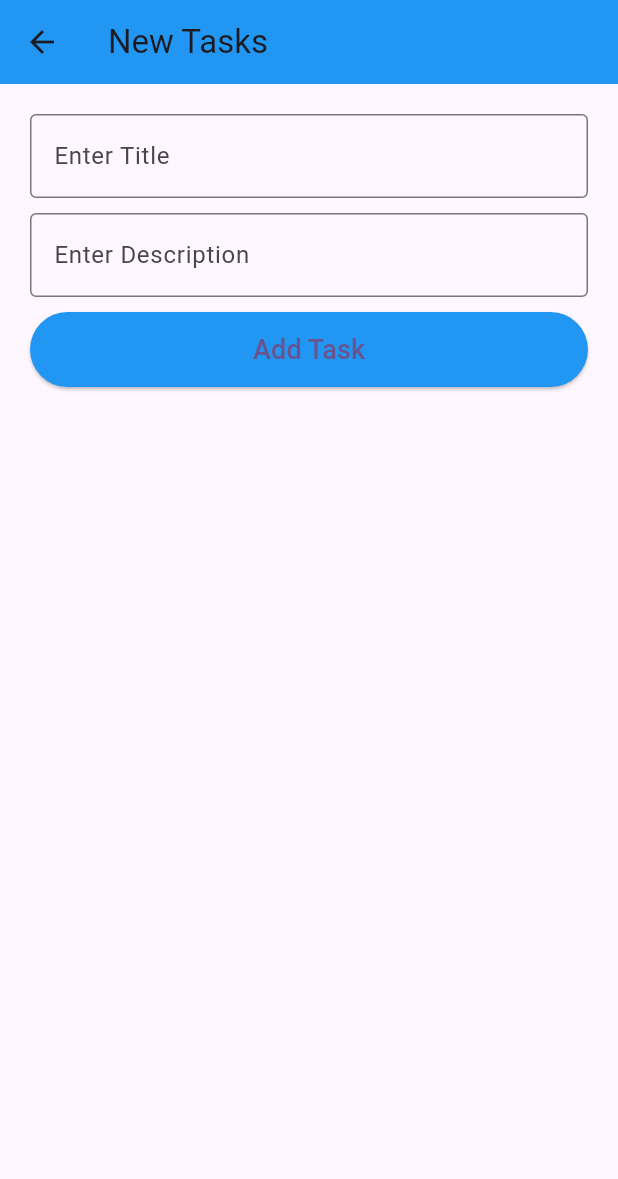
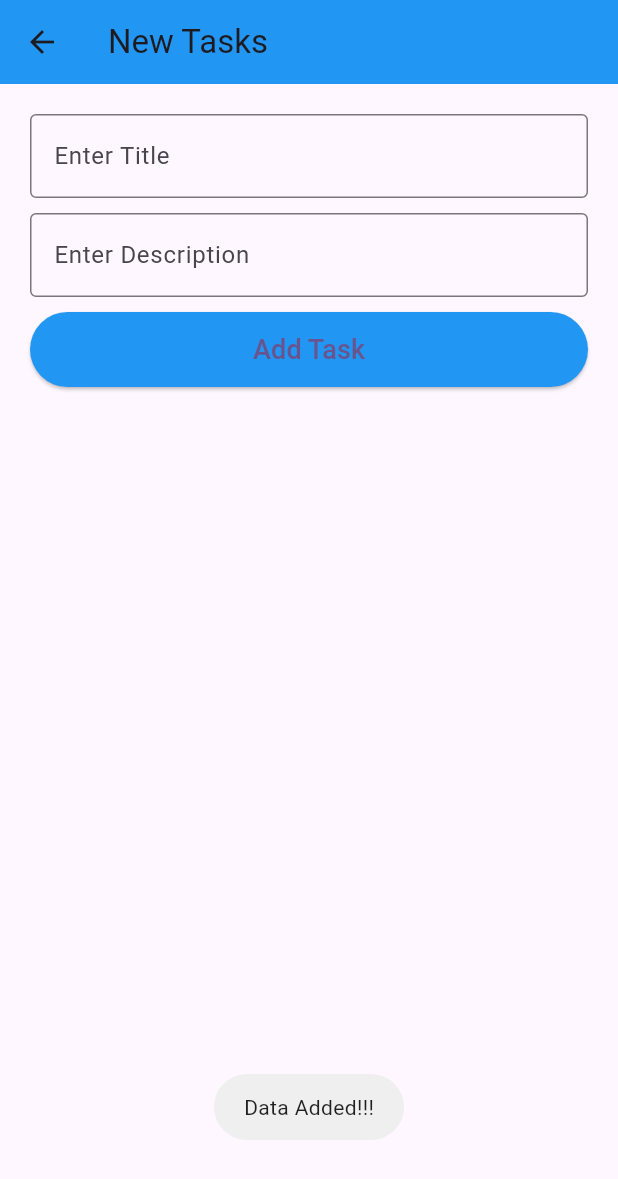
Before and after one commit to MouBiswas16/todo_app_firebase, a Flutter app: the AddTask screen opened directly, after a tap on "Add Task", on a phone screen of 412 x 824 dp. Shown: the top 1179 px of the screen. Run offline on Flutter 3.47's test engine with Material 3 defaults, Android fonts, the phone set to English and light mode, and no system bars; our stand-ins replace cloud_firestore, firebase_auth, fluttertoast, google_fonts; accounts and stored records are empty.

Commit message:
add task

```diff
--- a/lib/screens/add_task.dart
+++ b/lib/screens/add_task.dart
@@ -1,6 +1,9 @@
 // ignore_for_file: prefer_const_constructors, prefer_const_literals_to_create_immutables
 
+import 'package:cloud_firestore/cloud_firestore.dart';
+import 'package:firebase_auth/firebase_auth.dart';
 import 'package:flutter/material.dart';
+import 'package:fluttertoast/fluttertoast.dart';
 import 'package:google_fonts/google_fonts.dart';
 
 class AddTask extends StatefulWidget {
@@ -14,23 +17,23 @@ class _AddTaskState extends State<AddTask> {
   TextEditingController titleController = TextEditingController();
   TextEditingController descriptionController = TextEditingController();
 
-  // addTaskToFirebase() async {
-  //   FirebaseAuth auth = FirebaseAuth.instance;
-  //   final FirebaseUser user = await auth.currentUser();
-  //   String uid = user.uid;
-  //   var time = DateTime.now();
-  //   await Firestore.instarnce
-  //       .collection("tasks")
-  //       .document(uid)
-  //       .collection("mytasks")
-  //       .document(time.toString())
-  //       .setData({
-  //     "title": titleController.text,
-  //     "description": descriptionController.text,
-  //     "time": time.toString(),
-  //   });
-  //   Fluttertoast.showToast(msg: "Data Added!!!");
-  // }
+  addTaskToFirebase() async {
+    FirebaseAuth auth = FirebaseAuth.instance;
+    final user = auth.currentUser!;
+    String uid = user.uid;
+    var time = DateTime.now();
+    await FirebaseFirestore.instance
+        .collection("tasks")
+        .doc(uid)
+        .collection("mytasks")
+        .doc(time.toString())
+        .set({
+      "title": titleController.text,
+      "description": descriptionController.text,
+      "time": time.toString(),
+    });
+    Fluttertoast.showToast(msg: "Data Added!!!");
+  }
 
   @override
   Widget build(BuildContext context) {
@@ -68,9 +71,6 @@ class _AddTaskState extends State<AddTask> {
                 height: 50,
                 width: double.infinity,
                 child: ElevatedButton(
-                  onPressed: () {
-                    // addTaskToFirebase();
-                  },
                   style: ButtonStyle(
                     backgroundColor: MaterialStateProperty.resolveWith<Color>(
                         (Set<MaterialState> states) {
@@ -86,6 +86,9 @@ class _AddTaskState extends State<AddTask> {
                       fontSize: 18,
                     ),
                   ),
+                  onPressed: () {
+                    addTaskToFirebase();
+                  },
                 ),
               ),
             ],
```
